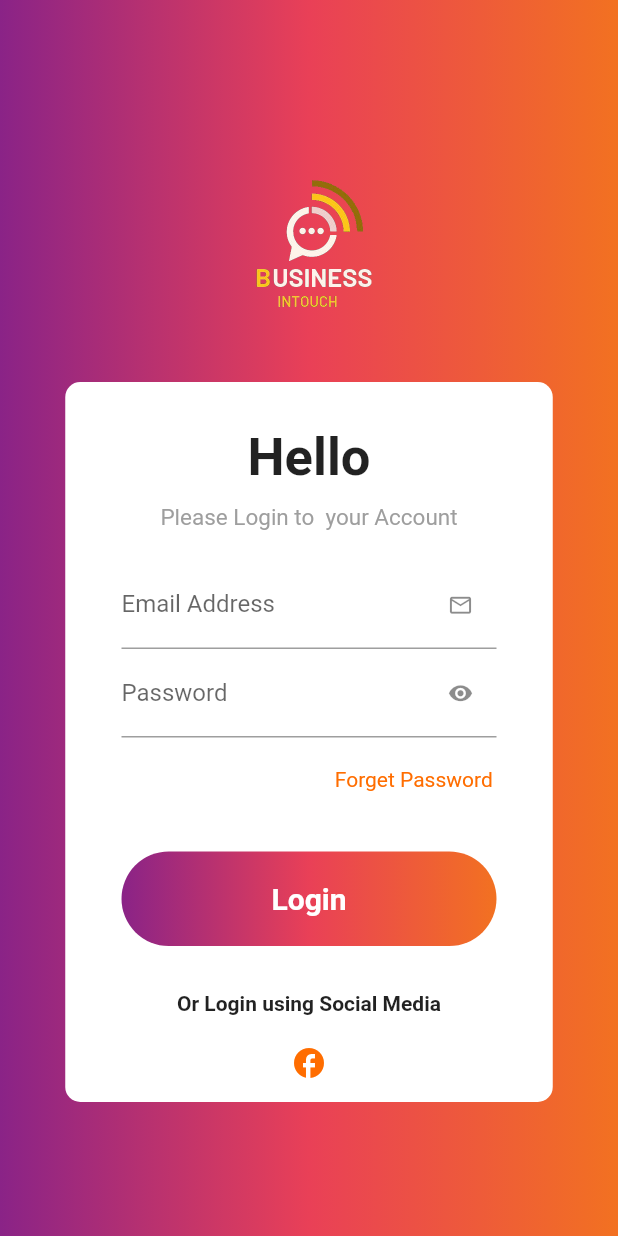
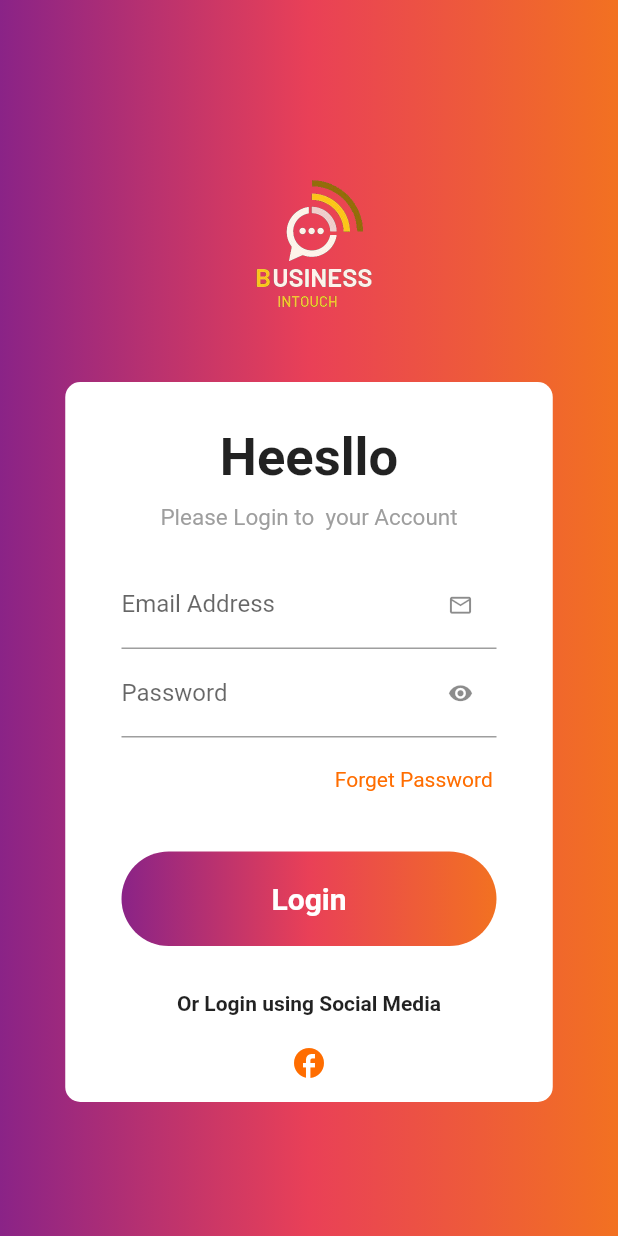
Before and after one commit to IgorMaposse/business_in_touch, a Flutter app: the screen it shows after launch, on a phone screen of 412 x 824 dp. Run offline on Flutter 3.47's test engine with Material 2 defaults, Android fonts, the phone set to English and light mode, and no system bars; our stand-ins replace flutter_image_slideshow, flutter_signin_button; missing offline and left inert: mysql1.

Commit message:
alteracao na tela de login

```diff
--- a/lib/screen/login_screen.dart
+++ b/lib/screen/login_screen.dart
@@ -43,7 +43,8 @@
                       height: 30,
                     ),
                     const Text(
-                      'Hello',
+                      'Heesllo',
+
                       style:
                           TextStyle(fontSize: 35, fontWeight: FontWeight.bold),
                     ),
```
Also changed, not shown: pubspec.lock.
